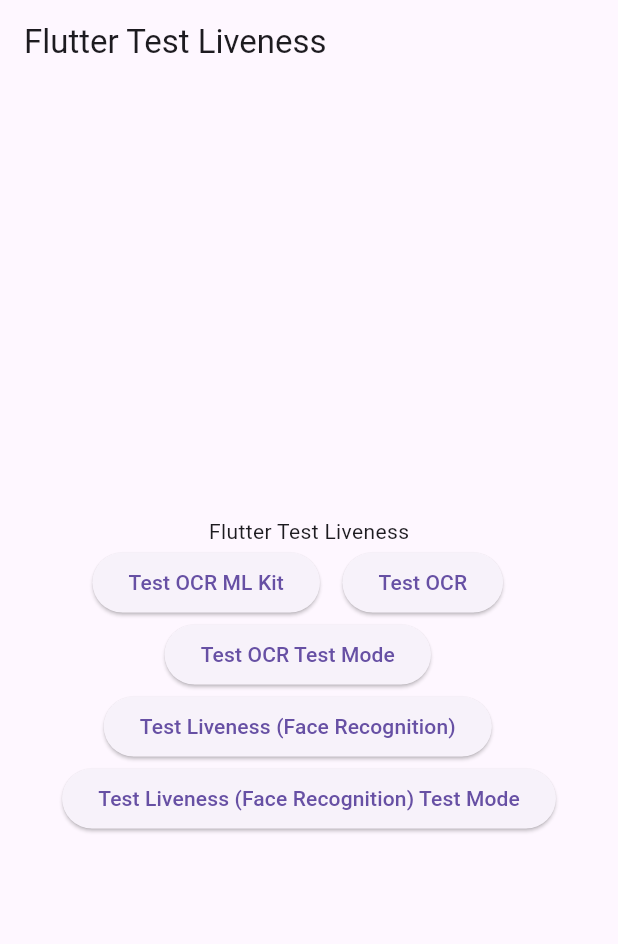
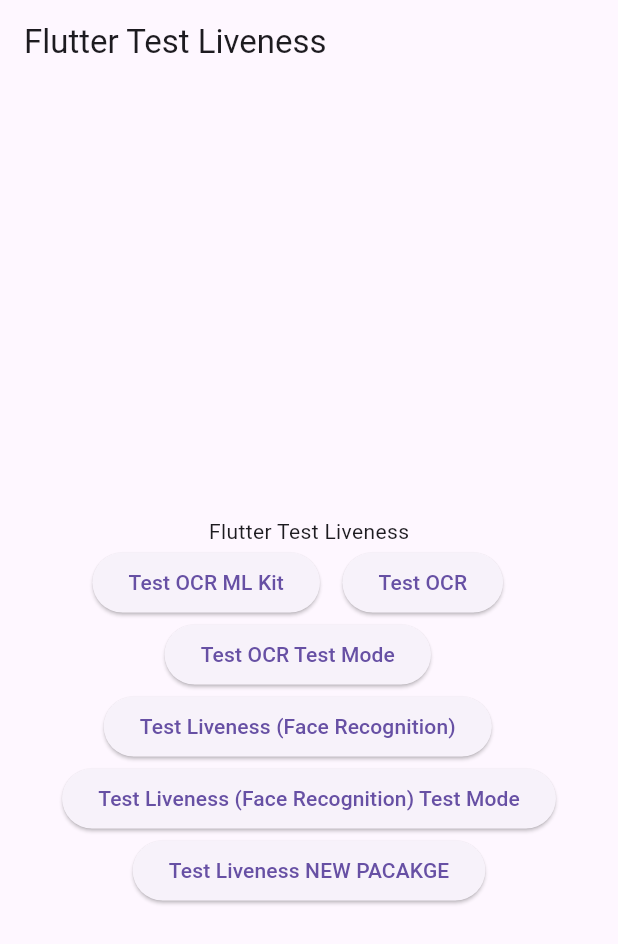
Before and after one commit to ozaenzenzen/flutter_test_mlkit, a Flutter app: the screen it shows after launch, on a phone screen of 412 x 824 dp. Shown: the top 944 px of the screen. Run offline on Flutter 3.47's test engine with Material 3 defaults, Android fonts, the phone set to English and light mode, and no system bars; our stand-ins replace camera, google_fonts; missing offline and left inert: mnc_identifier_ocr, saas_mlkit; Roboto replaces fonts that are missing (Mukta).

Commit message:
test mnc identifier ocr

```diff
--- a/lib/home_screen.dart
+++ b/lib/home_screen.dart
@@ -5,6 +5,8 @@
 import 'package:flutter_test_saas_mlkit/camera_liveness_screen.dart';
 import 'package:flutter_test_saas_mlkit/camera_ocr_screen.dart';
 import 'package:google_fonts/google_fonts.dart';
+import 'package:mnc_identifier_ocr/mnc_identifier_ocr.dart';
+import 'package:mnc_identifier_ocr/model/ocr_result_model.dart';
 import 'package:saas_mlkit/saas_mlkit.dart';
 
 class HomeScreen extends StatefulWidget {
@@ -209,6 +211,40 @@
                   ),
                 ],
               ),
+              const SizedBox(width: 15),
+              ElevatedButton(
+                onPressed: () async {
+                  try {
+                    OcrResultModel res = await MncIdentifierOcr.startCaptureKtp(withFlash: true, cameraOnly: true);
+                    debugPrint('result: ${res.toJson()}');
+                  } catch (e) {
+                    debugPrint('something goes wrong $e');
+                  }
+                  // setState(() {
+                  //   dataGambar = null;
+                  // });
+                  // Navigator.push(
+                  //   context,
+                  //   MaterialPageRoute(
+                  //     builder: (context) {
+                  //       return CameraLivenessScreen(
+                  //         testMode: true,
+                  //         callback: (String image) {
+                  //           setState(() {
+                  //             dataGambar = image;
+                  //           });
+                  //         },
+                  //       );
+                  //       // return const TextRecognizerView();
+                  //     },
+                  //   ),
+                  // );
+                },
+                child: Text(
+                  "Test Liveness NEW PACAKGE",
+                  style: GoogleFonts.mukta(),
+                ),
+              ),
             ],
           ),
         ),
--- a/pubspec.yaml
+++ b/pubspec.yaml
@@ -32,6 +32,7 @@
     sdk: flutter
   google_fonts: 4.0.4
   camera: ^0.10.5+2
+  mnc_identifier_ocr: ^1.0.20
   saas_mlkit:
     git:
       url: https://yustanj:XX4anzTGC3FKUYrA6yzd@bitbucket.org/loyaltoid/saas_ml_kit.git
```
Also changed, not shown: pubspec.lock.
